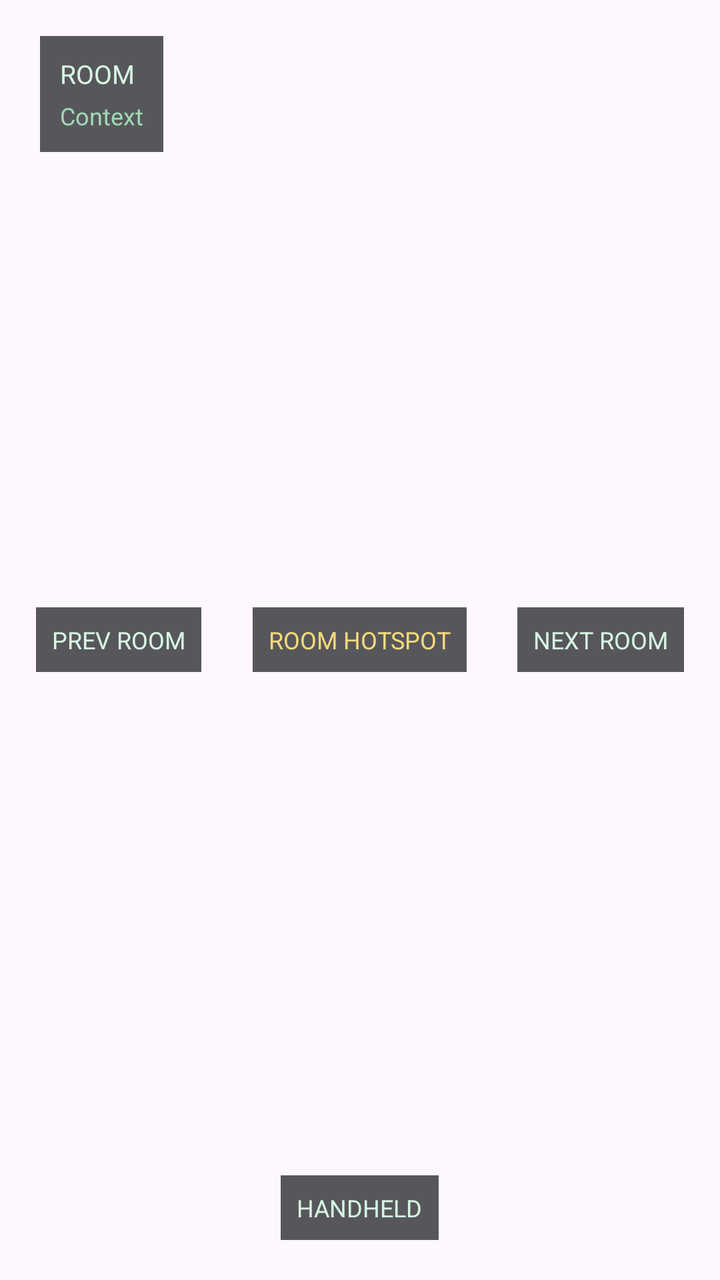
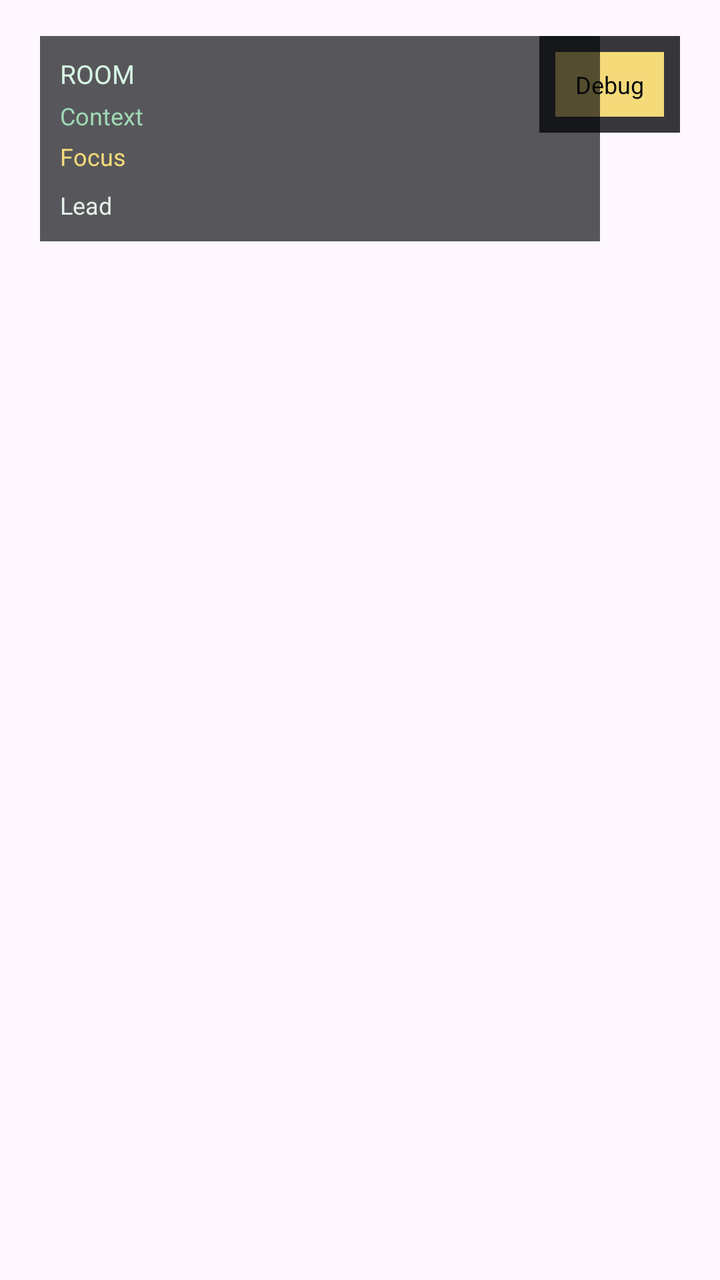

An Android layout rendered at two revisions. The XML below is the earlier revision; the diff shows what the commit changed to produce the second picture.
<!-- AndroidManifest.xml: application theme Theme.TraceRoute -->
<!-- res/layout/fragment_world_investigation.xml -->
<?xml version="1.0" encoding="utf-8"?>
<FrameLayout xmlns:android="http://schemas.android.com/apk/res/android"
    android:id="@+id/world_investigation_root"
    android:layout_width="match_parent"
    android:layout_height="match_parent">

    <FrameLayout
        android:id="@+id/game_view_container"
        android:layout_width="match_parent"
        android:layout_height="match_parent" />

    <LinearLayout
        android:id="@+id/debug_room_context_panel"
        android:layout_width="wrap_content"
        android:layout_height="wrap_content"
        android:layout_gravity="top|start"
        android:layout_marginStart="20dp"
        android:layout_marginTop="18dp"
        android:background="#AA05080A"
        android:clickable="false"
        android:focusable="false"
        android:orientation="vertical"
        android:padding="10dp">

        <TextView
            android:id="@+id/debug_room_title"
            android:layout_width="wrap_content"
            android:layout_height="wrap_content"
            android:text="ROOM"
            android:textColor="#D6F5E3"
            android:textSize="13sp" />

        <TextView
            android:id="@+id/debug_room_context"
            android:layout_width="wrap_content"
            android:layout_height="wrap_content"
            android:layout_marginTop="4dp"
            android:text="Context"
            android:textColor="#9FD8B4"
            android:textSize="12sp" />

    </LinearLayout>

    <TextView
        android:id="@+id/debug_label_previous_room"
        android:layout_width="wrap_content"
        android:layout_height="wrap_content"
        android:layout_gravity="start|center_vertical"
        android:layout_marginStart="18dp"
        android:background="#AA05080A"
        android:clickable="false"
        android:focusable="false"
        android:padding="8dp"
        android:text="PREV ROOM"
        android:textColor="#D6F5E3"
        android:textSize="12sp" />

    <TextView
        android:id="@+id/debug_label_next_room"
        android:layout_width="wrap_content"
        android:layout_height="wrap_content"
        android:layout_gravity="end|center_vertical"
        android:layout_marginEnd="18dp"
        android:background="#AA05080A"
        android:clickable="false"
        android:focusable="false"
        android:padding="8dp"
        android:text="NEXT ROOM"
        android:textColor="#D6F5E3"
        android:textSize="12sp" />

    <TextView
        android:id="@+id/debug_label_room_hotspot"
        android:layout_width="wrap_content"
        android:layout_height="wrap_content"
        android:layout_gravity="center"
        android:background="#AA05080A"
        android:clickable="false"
        android:focusable="false"
        android:padding="8dp"
        android:text="ROOM HOTSPOT"
        android:textColor="#F5DA7A"
        android:textSize="12sp" />

    <TextView
        android:id="@+id/debug_label_handheld"
        android:layout_width="wrap_content"
        android:layout_height="wrap_content"
        android:layout_gravity="bottom|center_horizontal"
        android:layout_marginBottom="20dp"
        android:background="#AA05080A"
        android:clickable="false"
        android:focusable="false"
        android:padding="8dp"
        android:text="HANDHELD"
        android:textColor="#D6F5E3"
        android:textSize="12sp" />

</FrameLayout>
<!-- resources referenced by this layout -->
<resources>
  <style name="Theme.TraceRoute" parent="Base.Theme.TraceRoute" />
  <style name="Base.Theme.TraceRoute" parent="Theme.Material3.DayNight.NoActionBar">
          
          
      </style>
</resources>

<!-- the commit's change to res/layout/fragment_world_investigation.xml (unified diff, before → after) -->
@@ -8,6 +8,98 @@
         android:id="@+id/game_view_container"
         android:layout_width="match_parent"
         android:layout_height="match_parent" />
+
+    <FrameLayout
+        android:id="@+id/debug_visualization_overlay"
+        android:layout_width="match_parent"
+        android:layout_height="match_parent"
+        android:clickable="false"
+        android:focusable="false" />
+
+    <LinearLayout
+        android:id="@+id/debug_control_panel"
+        android:layout_width="wrap_content"
+        android:layout_height="wrap_content"
+        android:layout_gravity="top|end"
+        android:layout_marginTop="18dp"
+        android:layout_marginEnd="20dp"
+        android:background="#CC05080A"
+        android:orientation="vertical"
+        android:padding="8dp">
+
+        <TextView
+            android:id="@+id/debug_panel_toggle"
+            android:layout_width="wrap_content"
+            android:layout_height="wrap_content"
+            android:background="#F5DA7A"
+            android:clickable="true"
+            android:focusable="true"
+            android:paddingStart="10dp"
+            android:paddingTop="8dp"
+            android:paddingEnd="10dp"
+            android:paddingBottom="8dp"
+            android:text="Debug"
+            android:textColor="#05080A"
+            android:textSize="12sp" />
+
+        <LinearLayout
+            android:id="@+id/debug_tool_row"
+            android:layout_width="wrap_content"
+            android:layout_height="wrap_content"
+            android:layout_marginTop="8dp"
+            android:orientation="horizontal"
+            android:visibility="gone">
+
+            <TextView
+                android:id="@+id/debug_overlay_toggle"
+                android:layout_width="wrap_content"
+                android:layout_height="wrap_content"
+                android:background="#14272D"
+                android:clickable="true"
+                android:focusable="true"
+                android:paddingStart="10dp"
+                android:paddingTop="8dp"
+                android:paddingEnd="10dp"
+                android:paddingBottom="8dp"
+                android:text="Overlay On"
+                android:textColor="#D6F5E3"
+                android:textSize="12sp" />
+
+            <TextView
+                android:id="@+id/debug_reset_run"
+                android:layout_width="wrap_content"
+                android:layout_height="wrap_content"
+                android:layout_marginStart="8dp"
+                android:background="#14272D"
+                android:clickable="true"
+                android:focusable="true"
+                android:paddingStart="10dp"
+                android:paddingTop="8dp"
+                android:paddingEnd="10dp"
+                android:paddingBottom="8dp"
+                android:text="Reset Run"
+                android:textColor="#D6F5E3"
+                android:textSize="12sp" />
+
+            <TextView
+                android:id="@+id/debug_unlock_core"
+                android:layout_width="wrap_content"
+                android:layout_height="wrap_content"
+                android:layout_marginStart="8dp"
+                android:background="#14272D"
+                android:clickable="true"
+                android:focusable="true"
+                android:paddingStart="10dp"
+                android:paddingTop="8dp"
+                android:paddingEnd="10dp"
+                android:paddingBottom="8dp"
+                android:text="Unlock Core"
+                android:textColor="#D6F5E3"
+                android:textSize="12sp" />
+
+        </LinearLayout>
+
+    </LinearLayout>
 
     <LinearLayout
         android:id="@+id/debug_room_context_panel"
@@ -39,61 +131,24 @@
             android:textColor="#9FD8B4"
             android:textSize="12sp" />
 
+        <TextView
+            android:id="@+id/debug_label_room_hotspot"
+            android:layout_width="wrap_content"
+            android:layout_height="wrap_content"
+            android:layout_marginTop="4dp"
+            android:text="Focus"
+            android:textColor="#F5DA7A"
+            android:textSize="12sp" />
+
+        <TextView
+            android:id="@+id/debug_current_lead"
+            android:layout_width="260dp"
+            android:layout_height="wrap_content"
+            android:layout_marginTop="8dp"
+            android:text="Lead"
+            android:textColor="#E6EEE8"
+            android:textSize="12sp" />
+
     </LinearLayout>
 
-    <TextView
-        android:id="@+id/debug_label_previous_room"
-        android:layout_width="wrap_content"
-        android:layout_height="wrap_content"
-        android:layout_gravity="start|center_vertical"
-        android:layout_marginStart="18dp"
-        android:background="#AA05080A"
-        android:clickable="false"
-        android:focusable="false"
-        android:padding="8dp"
-        android:text="PREV ROOM"
-        android:textColor="#D6F5E3"
-        android:textSize="12sp" />
-
-    <TextView
-        android:id="@+id/debug_label_next_room"
-        android:layout_width="wrap_content"
-        android:layout_height="wrap_content"
-        android:layout_gravity="end|center_vertical"
-        android:layout_marginEnd="18dp"
-        android:background="#AA05080A"
-        android:clickable="false"
-        android:focusable="false"
-        android:padding="8dp"
-        android:text="NEXT ROOM"
-        android:textColor="#D6F5E3"
-        android:textSize="12sp" />
-
-    <TextView
-        android:id="@+id/debug_label_room_hotspot"
-        android:layout_width="wrap_content"
-        android:layout_height="wrap_content"
-        android:layout_gravity="center"
-        android:background="#AA05080A"
-        android:clickable="false"
-        android:focusable="false"
-        android:padding="8dp"
-        android:text="ROOM HOTSPOT"
-        android:textColor="#F5DA7A"
-        android:textSize="12sp" />
-
-    <TextView
-        android:id="@+id/debug_label_handheld"
-        android:layout_width="wrap_content"
-        android:layout_height="wrap_content"
-        android:layout_gravity="bottom|center_horizontal"
-        android:layout_marginBottom="20dp"
-        android:background="#AA05080A"
-        android:clickable="false"
-        android:focusable="false"
-        android:padding="8dp"
-        android:text="HANDHELD"
-        android:textColor="#D6F5E3"
-        android:textSize="12sp" />
-
 </FrameLayout>
